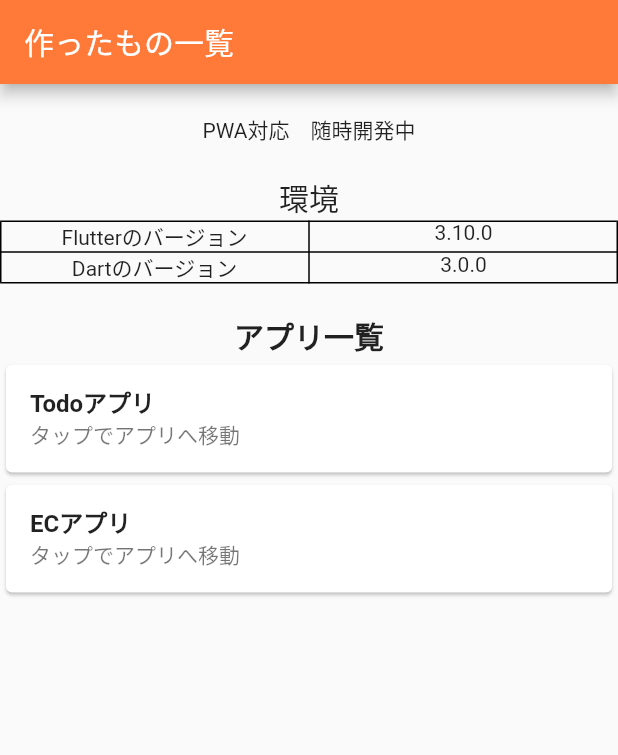
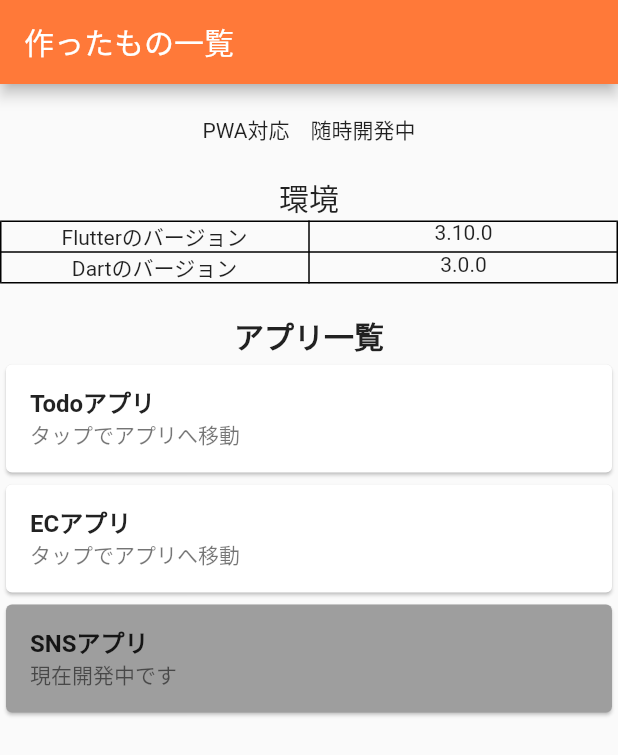
Before and after one commit to soundring/murasame_playground, a Flutter app: the screen it shows after launch, on a phone screen of 412 x 824 dp. Shown: the top 755 px of the screen. Run offline on Flutter 3.47's test engine with Material 2 defaults, Android fonts, the phone set to English and light mode, and no system bars; our stand-ins replace flutter_hooks, flutter_rating_bar, freezed_annotation, gap, go_router, hooks_riverpod and 2 more; generated files the repository leaves out were written again.

Commit message:
:wrench:アプリ一覧に追加

```diff
--- a/lib/home_page.dart
+++ b/lib/home_page.dart
@@ -16,6 +16,11 @@ const _productList = <Map<String, String>>[
     'name': 'ECアプリ',
     'path': '/ec_app',
     'accessible': 'true',
+  },
+  {
+    'name': 'SNSアプリ',
+    'path': '/sns_app',
+    'accessible': 'false',
   },
 ];
 
```
